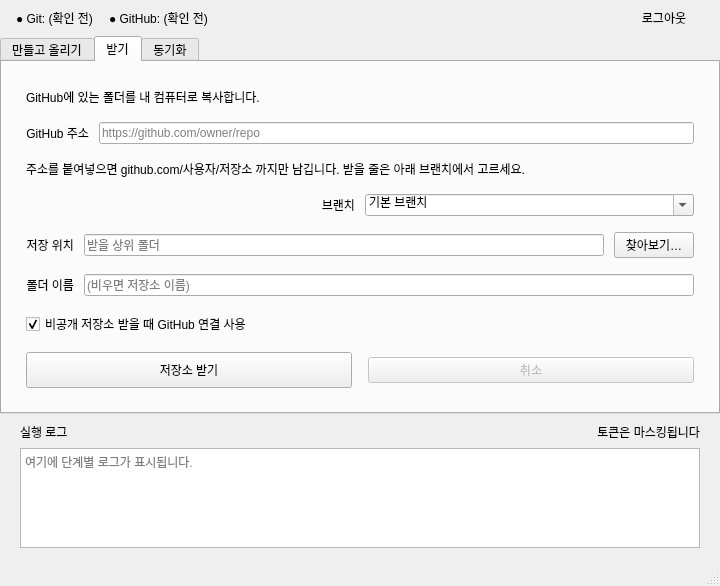
Above: ui/main_window.ui from seongbin45/CloneUp before the change. Below: the same form after it.
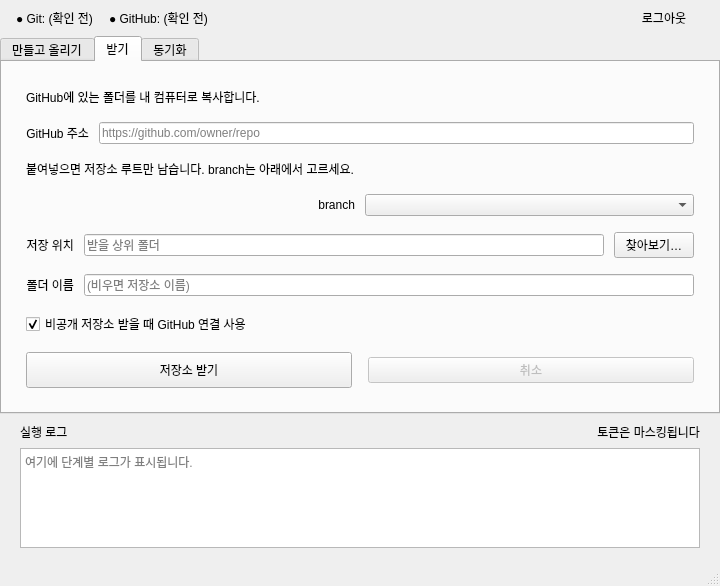
That is the form after the change. The open tabs and pages were chosen to show the change.

Commit message:
fix: finish beginner backlog docs and clone branch UX
- Separate product vs developer spike docs (FAILURE_CASES, auth README)
- Wizard copy: 저장소 권한(repo) with GitHub term in parentheses
- Clone: strip URL subpaths, list-only branch with real names + notes
- Reset folder name when owner/repo changes; shorter clone hint

The edit to the form file:
```diff
--- a/ui/main_window.ui
+++ b/ui/main_window.ui
@@ -424,7 +424,7 @@
         <item>
          <widget class="QLabel" name="labelCloneHint">
           <property name="text">
-           <string>주소를 붙여넣으면 github.com/사용자/저장소 까지만 남깁니다. 받을 줄은 아래 브랜치에서 고르세요.</string>
+           <string>붙여넣으면 저장소 루트만 남습니다. branch는 아래에서 고르세요.</string>
           </property>
           <property name="wordWrap">
            <bool>true</bool>
@@ -439,7 +439,7 @@
           <item>
            <widget class="QLabel" name="labelCloneBranch">
             <property name="text">
-             <string>브랜치</string>
+             <string>branch</string>
             </property>
             <property name="alignment">
              <set>Qt::AlignmentFlag::AlignRight|Qt::AlignmentFlag::AlignVCenter</set>
@@ -449,16 +449,14 @@
           <item>
            <widget class="QComboBox" name="comboCloneBranch">
             <property name="editable">
-             <bool>true</bool>
+             <bool>false</bool>
+            </property>
+            <property name="insertPolicy">
+             <enum>QComboBox::InsertPolicy::NoInsert</enum>
             </property>
             <property name="toolTip">
              <string>비우거나 「기본 브랜치」면 저장소 기본 줄을 받습니다. 목록은 주소 입력 후 불러옵니다.</string>
             </property>
-            <item>
-             <property name="text">
-              <string>기본 브랜치</string>
-             </property>
-            </item>
            </widget>
           </item>
          </layout>
```
Left out of the diff: 2 changed lines with no effect on the pictures. The commit also changes 9 other files.
